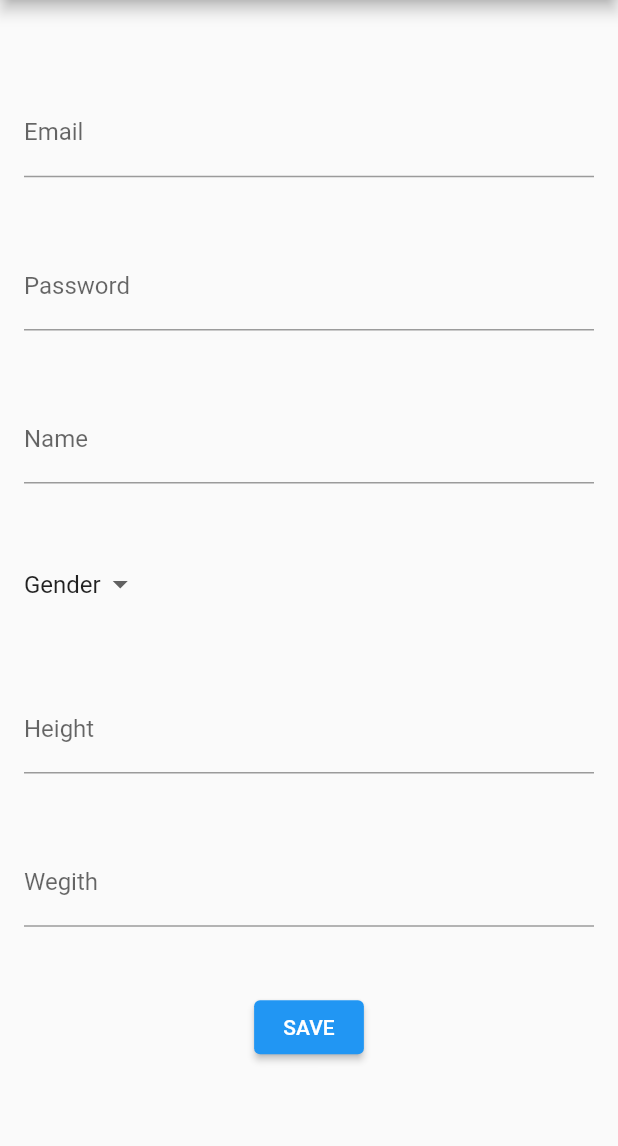
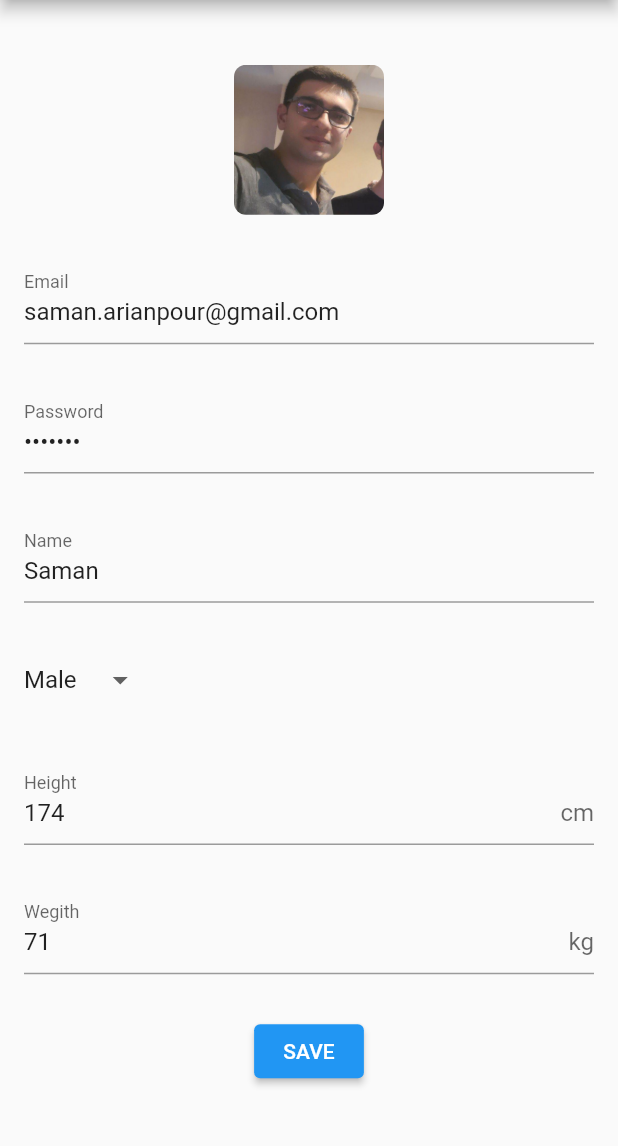
Before and after one commit to sarianpour/foodlogapp, a Flutter app: the EditProfileView screen opened by its route, on a phone screen of 412 x 824 dp, the part 84-1230 px from its top. Run offline on Flutter 3.47's test engine with Material 2 defaults, Android fonts, the phone set to English and light mode, and no system bars.

Commit message:
circle picture and suffix bug fixed

```diff
--- a/lib/views/edit_profile_view.dart
+++ b/lib/views/edit_profile_view.dart
@@ -10,7 +10,7 @@ class EditProfileView extends StatefulWidget {
 class _EditProfileViewState extends State<EditProfileView> {
   @override
   Widget build(BuildContext context) {
-    String dropdownValue = 'Gender';
+    String dropdownValue = 'Male';
 
     return Scaffold(
       appBar: AppBar(
@@ -24,10 +24,19 @@ class _EditProfileViewState extends State<EditProfileView> {
             mainAxisAlignment: MainAxisAlignment.spaceEvenly,
             crossAxisAlignment: CrossAxisAlignment.start,
             children: [
+              Center(
+                  child: ClipRRect(
+                borderRadius: BorderRadius.circular(8.0),
+                child: Image.asset(
+                  'assets/pp.jpg',
+                  fit: BoxFit.fill,
+                  width: 100,
+                  height: 100,
+                ),
+              )),
               TextFormField(
-                decoration: InputDecoration(
-                  labelText: 'Email',
-                ),
+                initialValue: 'saman.arianpour@gmail.com',
+                decoration: InputDecoration(labelText: 'Email'),
                 validator: (String? value) {
                   if (value == null || value.isEmpty) {
                     return 'Please enter some text';
@@ -37,11 +46,13 @@ class _EditProfileViewState extends State<EditProfileView> {
               ),
               TextFormField(
                 obscureText: true,
+                initialValue: '*******',
                 decoration: InputDecoration(
                   labelText: 'Password',
                 ),
               ),
               TextFormField(
+                initialValue: 'Saman',
                 decoration: InputDecoration(labelText: 'Name'),
               ),
               DropdownButton<String>(
@@ -64,12 +75,16 @@ class _EditProfileViewState extends State<EditProfileView> {
                 }).toList(),
               ),
               TextFormField(
+                initialValue: '174',
                 keyboardType: TextInputType.number,
-                decoration: InputDecoration(labelText: 'Height'),
+                decoration:
+                    InputDecoration(labelText: 'Height', suffixText: 'cm'),
               ),
               TextFormField(
+                initialValue: '71',
                 keyboardType: TextInputType.number,
-                decoration: InputDecoration(labelText: 'Wegith'),
+                decoration:
+                    InputDecoration(labelText: 'Wegith', suffixText: 'kg'),
               ),
               Center(
                 child: new ElevatedButton(
--- a/lib/views/register_view.dart
+++ b/lib/views/register_view.dart
@@ -65,11 +65,13 @@ class _RegisterViewState extends State<RegisterView> {
               ),
               TextFormField(
                 keyboardType: TextInputType.number,
-                decoration: InputDecoration(labelText: 'Height'),
+                decoration:
+                    InputDecoration(labelText: 'Height', suffixText: 'cm'),
               ),
               TextFormField(
                 keyboardType: TextInputType.number,
-                decoration: InputDecoration(labelText: 'Wegith'),
+                decoration:
+                    InputDecoration(labelText: 'Wegith', suffixText: 'kg'),
               ),
               Center(
                 child: new ElevatedButton(
```
Also changed, not shown: lib/components/daily_food_card.dart (+12 -3 lines).
